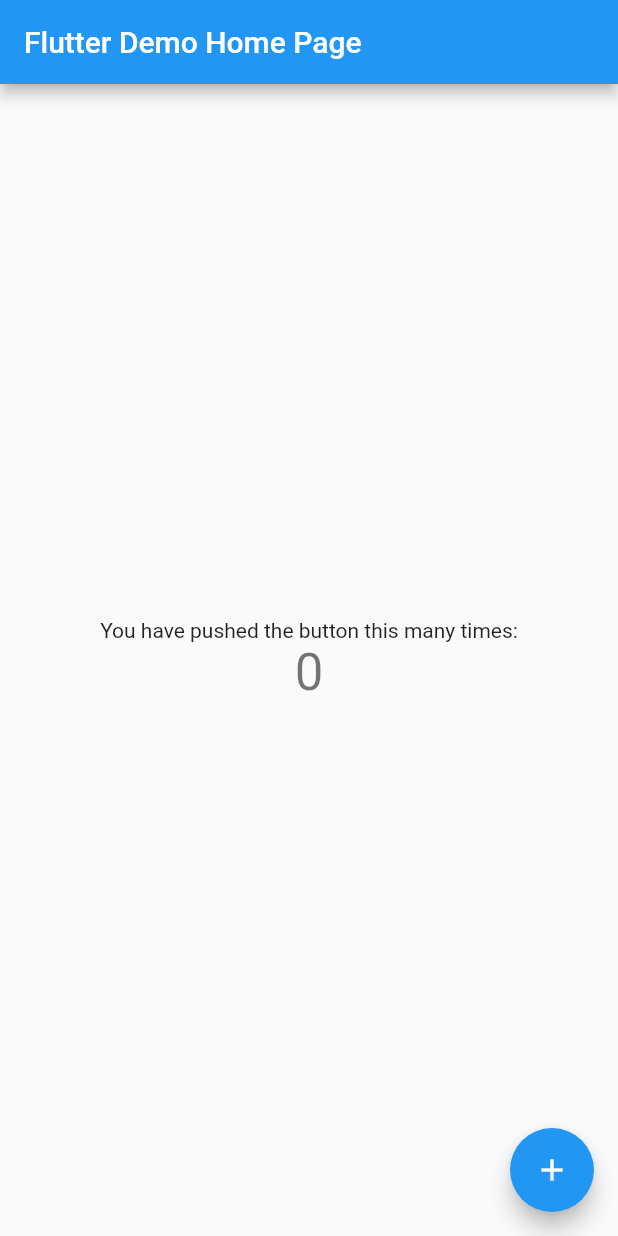
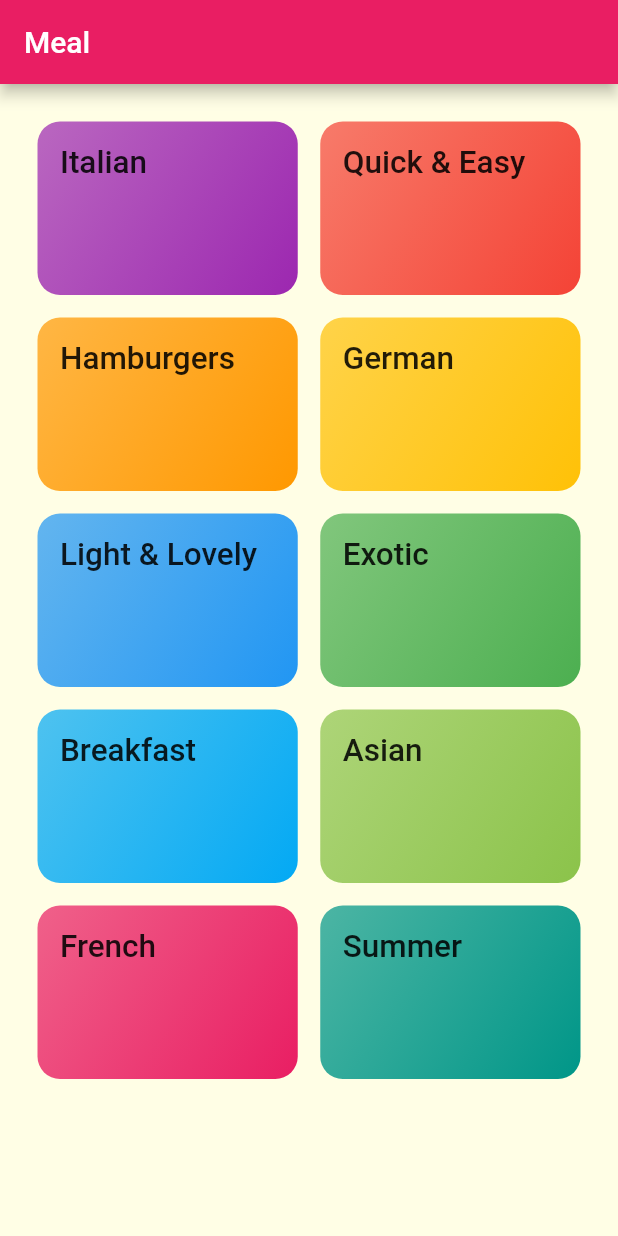
Before and after one commit to mehmetyilmaz001/flutter_meal_app_workout, a Flutter app: the screen it shows after launch, on a phone screen of 412 x 824 dp. Run offline on Flutter 3.47's test engine with Material 2 defaults, Android fonts, the phone set to English and light mode, and no system bars.

Commit message:
Routing between screens

```diff
--- /dev/null
+++ b/lib/categories_screen.dart
@@ -0,0 +1,27 @@
+import 'package:flutter/material.dart';
+import './dummy_data.dart';
+import './category_item.dart';
+
+class CategoriesScreen extends StatelessWidget {
+
+  @override
+  Widget build(BuildContext context) {
+    return Scaffold(
+      appBar: AppBar(
+        title: const Text('Meal'),
+      ),
+      body: GridView(
+        padding: const EdgeInsets.all(25),
+        children: DUMMY_CATEGORIES
+            .map((cat) => CategoryItem(cat.id, cat.title, cat.color))
+            .toList(),
+        gridDelegate: SliverGridDelegateWithMaxCrossAxisExtent(
+          maxCrossAxisExtent: 200,
+          childAspectRatio: 3 / 2,
+          crossAxisSpacing: 15,
+          mainAxisSpacing: 15
+        ),
+      ),
+    );
+  }
+}
--- /dev/null
+++ b/lib/category_item.dart
@@ -0,0 +1,37 @@
+import 'package:flutter/material.dart';
+import './category_meals_screen.dart';
+
+class CategoryItem extends StatelessWidget {
+  final String id;
+  final String title;
+  final Color color;
+
+  CategoryItem(this.id, this.title, this.color);
+
+  void selectCategory(BuildContext ctx) {
+    Navigator.of(ctx).pushNamed(CategoryMealsScreen.routeName,
+        arguments: {'id': id, 'title': title});
+  }
+
+  @override
+  Widget build(BuildContext context) {
+    return InkWell(
+      onTap: () => selectCategory(context),
+      splashColor: Theme.of(context).primaryColor,
+      borderRadius: BorderRadius.circular(15),
+      child: Container(
+        padding: EdgeInsets.all(15),
+        child: Text(
+          title,
+          style: Theme.of(context).textTheme.title,
+        ),
+        decoration: BoxDecoration(
+            gradient: LinearGradient(
+                colors: [color.withOpacity(0.7), color],
+                begin: Alignment.topLeft,
+                end: Alignment.bottomRight),
+            borderRadius: BorderRadius.circular(15)),
+      ),
+    );
+  }
+}
--- a/lib/main.dart
+++ b/lib/main.dart
@@ -1,4 +1,6 @@
 import 'package:flutter/material.dart';
+import './category_meals_screen.dart';
+import './categories_screen.dart';
 
 void main() => runApp(MyApp());
 
@@ -9,103 +11,18 @@ class MyApp extends StatelessWidget {
     return MaterialApp(
       title: 'Flutter Demo',
       theme: ThemeData(
-        // This is the theme of your application.
-        //
-        // Try running your application with "flutter run". You'll see the
-        // application has a blue toolbar. Then, without quitting the app, try
-        // changing the primarySwatch below to Colors.green and then invoke
-        // "hot reload" (press "r" in the console where you ran "flutter run",
-        // or simply save your changes to "hot reload" in a Flutter IDE).
-        // Notice that the counter didn't reset back to zero; the application
-        // is not restarted.
-        primarySwatch: Colors.blue,
-      ),
-      home: MyHomePage(title: 'Flutter Demo Home Page'),
+          primarySwatch: Colors.pink,
+          accentColor: Colors.amber,
+          canvasColor: Color.fromRGBO(255, 254, 229, 1),
+          textTheme: ThemeData.light().textTheme.copyWith(
+              body1: TextStyle(color: Color.fromRGBO(20, 51, 51, 1)),
+              body2: TextStyle(color: Color.fromRGBO(20, 51, 51, 1)),
+              title: TextStyle(fontSize: 21))),
+      home: CategoriesScreen(),
+      initialRoute: '/',
+      routes: {
+        CategoryMealsScreen.routeName: (ctx) => CategoryMealsScreen(),
+      },
     );
   }
 }
-
-class MyHomePage extends StatefulWidget {
-  MyHomePage({Key key, this.title}) : super(key: key);
-
-  // This widget is the home page of your application. It is stateful, meaning
-  // that it has a State object (defined below) that contains fields that affect
-  // how it looks.
-
-  // This class is the configuration for the state. It holds the values (in this
-  // case the title) provided by the parent (in this case the App widget) and
-  // used by the build method of the State. Fields in a Widget subclass are
-  // always marked "final".
-
-  final String title;
-
-  @override
-  _MyHomePageState createState() => _MyHomePageState();
-}
-
-class _MyHomePageState extends State<MyHomePage> {
-  int _counter = 0;
-
-  void _incrementCounter() {
-    setState(() {
-      // This call to setState tells the Flutter framework that something has
-      // changed in this State, which causes it to rerun the build method below
-      // so that the display can reflect the updated values. If we changed
-      // _counter without calling setState(), then the build method would not be
-      // called again, and so nothing would appear to happen.
-      _counter++;
-    });
-  }
-
-  @override
-  Widget build(BuildContext context) {
-    // This method is rerun every time setState is called, for instance as done
-    // by the _incrementCounter method above.
-    //
-    // The Flutter framework has been optimized to make rerunning build methods
-    // fast, so that you can just rebuild anything that needs updating rather
-    // than having to individually change instances of widgets.
-    return Scaffold(
-      appBar: AppBar(
-        // Here we take the value from the MyHomePage object that was created by
-        // the App.build method, and use it to set our appbar title.
-        title: Text(widget.title),
-      ),
-      body: Center(
-        // Center is a layout widget. It takes a single child and positions it
-        // in the middle of the parent.
-        child: Column(
-          // Column is also a layout widget. It takes a list of children and
-          // arranges them vertically. By default, it sizes itself to fit its
-          // children horizontally, and tries to be as tall as its parent.
-          //
-          // Invoke "debug painting" (press "p" in the console, choose the
-          // "Toggle Debug Paint" action from the Flutter Inspector in Android
-          // Studio, or the "Toggle Debug Paint" command in Visual Studio Code)
-          // to see the wireframe for each widget.
-          //
-          // Column has various properties to control how it sizes itself and
-          // how it positions its children. Here we use mainAxisAlignment to
-          // center the children vertically; the main axis here is the vertical
-          // axis because Columns are vertical (the cross axis would be
-          // horizontal).
-          mainAxisAlignment: MainAxisAlignment.center,
-          children: <Widget>[
-            Text(
-              'You have pushed the button this many times:',
-            ),
-            Text(
-              '$_counter',
-              style: Theme.of(context).textTheme.display1,
-            ),
-          ],
-        ),
-      ),
-      floatingActionButton: FloatingActionButton(
-        onPressed: _incrementCounter,
-        tooltip: 'Increment',
-        child: Icon(Icons.add),
-      ), // This trailing comma makes auto-formatting nicer for build methods.
-    );
-  }
-}
--- /dev/null
+++ b/lib/models/meal.dart
@@ -0,0 +1,40 @@
+import 'package:flutter/material.dart';
+
+enum Complexity { Simple, Challenging, Hard }
+
+enum Affordability {
+  Affordable,
+  Pricey,
+  Luxurious,
+}
+
+class Meal {
+  final String id;
+  final List<String> categories;
+  final String title;
+  final String imageUrl;
+  final List<String> ingredients;
+  final List<String> steps;
+  final int duration;
+  final Complexity complexity;
+  final Affordability affordability;
+  final bool isGlutenFree;
+  final bool isLactoseFree;
+  final bool isVegan;
+  final bool isVegetarian;
+
+  const Meal(
+      {@required this.id,
+      @required this.categories,
+      @required this.title,
+      @required this.imageUrl,
+      @required this.ingredients,
+      @required this.steps,
+      @required this.duration,
+      @required this.complexity,
+      @required this.affordability,
+      @required this.isGlutenFree,
+      @required this.isLactoseFree,
+      @required this.isVegan,
+      @required this.isVegetarian});
+}
```
Also changed, not shown: lib/category_meals_screen.dart (added, +27 -0 lines), lib/dummy_data.dart (added, +408 -0 lines), lib/models/category.dart (added, +10 -0 lines).
